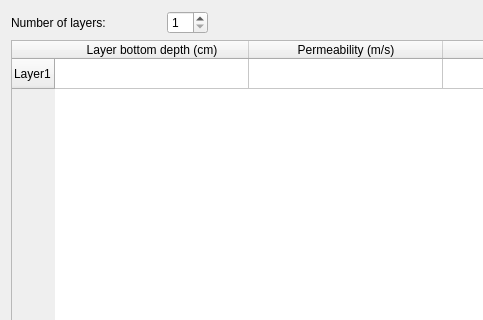
Qt form Molonaviz/src/molonaviz/frontend/ui/dialogCompute.ui (flipoyo/MOLONARI1D) before a commit; both pictures show x 0 to 483 and y 0 to 320 of the 1204 by 995 pixel window.
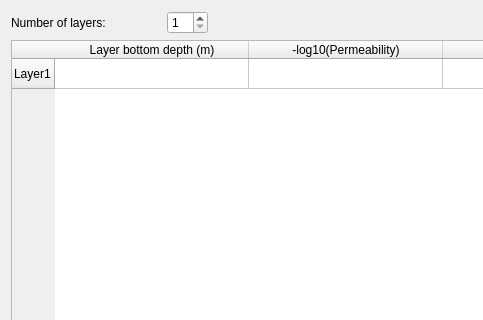
The same form after that commit.

Commit message: depth in meters everywhere, -log10perm input param, conductivity reload ok

What changed in the file:
```diff
--- a/Molonaviz/src/molonaviz/frontend/ui/dialogCompute.ui
+++ b/Molonaviz/src/molonaviz/frontend/ui/dialogCompute.ui
@@ -179,12 +179,12 @@
      </row>
      <column>
       <property name="text">
-       <string>Layer bottom depth (cm)</string>
+       <string>Layer bottom depth (m)</string>
       </property>
      </column>
      <column>
       <property name="text">
-       <string>Permeability (m/s)</string>
+       <string>-log10(Permeability)</string>
       </property>
      </column>
      <column>
```
The commit also changes 2 other files.
